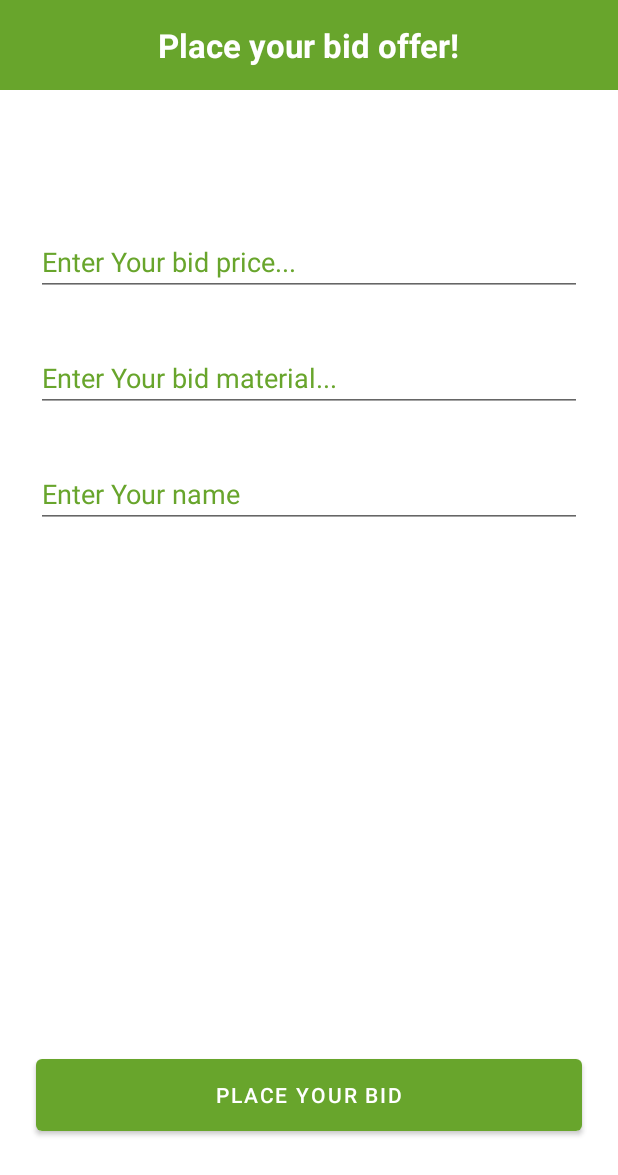
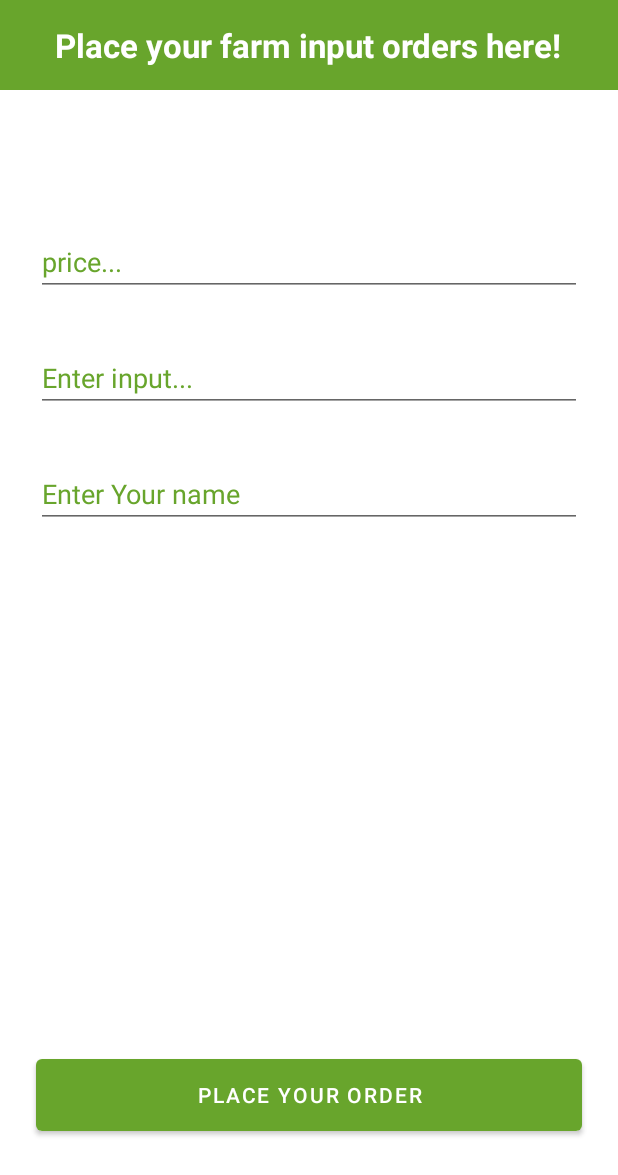
Before and after one commit to MuindiStephen/eAgriWallet-App, an Android app: the ItemBiddingDetailFragment screen opened through its navigation route, on a phone screen of 412 x 824 dp. Shown: the top 1175 px of the screen. Run offline under Robolectric (Android 15) with nearby library versions, the phone set to English and light mode, and no system bars; our stand-ins replace Firebase (no records; nobody signed in at launch, a user with empty details on screens opened directly), navigation-ui; 1 statement that could not run was skipped.

Commit message:
adds; bottom navigation

```diff
--- a/app/build.gradle
+++ b/app/build.gradle
@@ -46,6 +46,7 @@ dependencies {
 
     // Firebase BOM
     implementation platform('com.google.firebase:firebase-bom:29.0.1')
+    implementation 'com.google.android.gms:play-services-maps:18.1.0'
 
     def nav_version = "2.5.3"
     def lifecycle_version = "2.6.1"
--- a/app/src/main/java/com/example/farming/data/ApiService.kt
+++ b/app/src/main/java/com/example/farming/data/ApiService.kt
@@ -5,6 +5,6 @@ import retrofit2.http.GET
 
 
 interface ApiService {
-     @GET("inputs")
+     @GET("supplies")
      fun getAllSuppliers() : Call<ArrayList<SuppliersDTOItem>>
 }
--- a/app/src/main/java/com/example/farming/ui/MainActivity.kt
+++ b/app/src/main/java/com/example/farming/ui/MainActivity.kt
@@ -1,24 +1,50 @@
 package com.example.farming.ui
 
+import android.os.Bundle
+import android.view.View
 import androidx.appcompat.app.AppCompatActivity
-import android.os.Bundle
 import androidx.navigation.NavController
 import androidx.navigation.fragment.NavHostFragment
 import androidx.navigation.fragment.findNavController
+import androidx.navigation.ui.setupWithNavController
 import com.example.farming.R
+import com.example.farming.databinding.ActivityMainBinding
 
 class MainActivity : AppCompatActivity() {
 
     private lateinit var navController: NavController
+    private lateinit var binding:ActivityMainBinding
 
     override fun onCreate(savedInstanceState: Bundle?) {
         super.onCreate(savedInstanceState)
-        setContentView(R.layout.activity_main)
+        binding = ActivityMainBinding.inflate(layoutInflater)
+        setContentView(binding.root)
 
         supportActionBar?.hide()
 
         val navHostFragment = supportFragmentManager
             .findFragmentById(R.id.fragmentContainerView) as NavHostFragment
         navController = navHostFragment.findNavController()
+
+        binding.bottomNavigation.apply {
+            setupWithNavController(navController)
+        }
+
+        navController.addOnDestinationChangedListener { _, destination, _ ->
+
+            when(destination.id) {
+                R.id.dashboardFragment -> {
+                    binding.bottomNavigation.visibility = View.VISIBLE
+                }
+                R.id.mpesaPaymentFragment -> {
+                    binding.bottomNavigation.visibility = View.VISIBLE
+                }
+                else -> {
+                    binding.bottomNavigation.visibility = View.INVISIBLE
+                }
+            }
+
+        }
+
     }
 }
--- a/app/src/main/java/com/example/farming/ui/main/ItemBiddingDetailFragment.kt
+++ b/app/src/main/java/com/example/farming/ui/main/ItemBiddingDetailFragment.kt
@@ -69,7 +69,7 @@ class ItemBiddingDetailFragment : Fragment() {
                     databaseReference.child("bids").push().setValue(bid)
                      Toast.makeText(context?.applicationContext, "Bidding success", Toast.LENGTH_SHORT)
                          .show()
-                     findNavController().navigate(R.id.action_itemBiddingDetailFragment2_to_successBidFragment2)
+                     findNavController().navigate(R.id.action_itemBiddingDetailFragment2_to_mpesaPaymentFragment)
                // }
 
             }
--- a/app/src/main/java/com/example/farming/ui/splash/SplashFragment.kt
+++ b/app/src/main/java/com/example/farming/ui/splash/SplashFragment.kt
@@ -37,6 +37,7 @@ class SplashFragment : Fragment() {
 
 
             /**
+             * Firebase
              * @userLoggedIn Checks if the user is logged in or not
              */
              if (userLoggedIn != null) {
@@ -44,7 +45,7 @@ class SplashFragment : Fragment() {
                  findNavController().navigate(R.id.action_splashFragment2_to_dashboardFragment2)
              }
             else {
-                findNavController().navigate(R.id.action_splashFragment2_to_mainAuthFragment2)
+                 findNavController().navigate(R.id.action_splashFragment2_to_mainAuthFragment2)
              }
 
         },3000)
--- a/app/src/main/java/com/example/farming/utils/Constants.kt
+++ b/app/src/main/java/com/example/farming/utils/Constants.kt
@@ -1,3 +1,3 @@
 package com.example.farming.utils
 
-const val MOBILE_KILIMO_BASE_URL = "https://testapi.io/api/stevemd/"
+const val MOBILE_KILIMO_BASE_URL = "https://testapi.io/api/stevemd/https://testapi.io/api/mobilekilimo/"
--- /dev/null
+++ b/app/src/main/res/drawable/ic_baseline_account_balance_wallet_24.xml
@@ -0,0 +1,5 @@
+<vector android:height="24dp" android:tint="#121111"
+    android:viewportHeight="24" android:viewportWidth="24"
+    android:width="24dp" xmlns:android="http://schemas.android.com/apk/res/android">
+    <path android:fillColor="@android:color/white" android:pathData="M21,18v1c0,1.1 -0.9,2 -2,2L5,21c-1.11,0 -2,-0.9 -2,-2L3,5c0,-1.1 0.89,-2 2,-2h14c1.1,0 2,0.9 2,2v1h-9c-1.11,0 -2,0.9 -2,2v8c0,1.1 0.89,2 2,2h9zM12,16h10L22,8L12,8v8zM16,13.5c-0.83,0 -1.5,-0.67 -1.5,-1.5s0.67,-1.5 1.5,-1.5 1.5,0.67 1.5,1.5 -0.67,1.5 -1.5,1.5z"/>
+</vector>
--- /dev/null
+++ b/app/src/main/res/drawable/ic_baseline_home_24.xml
@@ -0,0 +1,5 @@
+<vector android:height="24dp" android:tint="#121111"
+    android:viewportHeight="24" android:viewportWidth="24"
+    android:width="24dp" xmlns:android="http://schemas.android.com/apk/res/android">
+    <path android:fillColor="@android:color/white" android:pathData="M10,20v-6h4v6h5v-8h3L12,3 2,12h3v8z"/>
+</vector>
--- a/app/src/main/res/layout/activity_main.xml
+++ b/app/src/main/res/layout/activity_main.xml
@@ -18,4 +18,13 @@
         app:layout_constraintStart_toStartOf="parent"
         app:layout_constraintTop_toTopOf="parent"
         app:navGraph="@navigation/navigation" />
+    <com.google.android.material.bottomnavigation.BottomNavigationView
+        android:id="@+id/bottomNavigation"
+        android:layout_width="match_parent"
+        android:layout_height="wrap_content"
+        app:menu="@menu/bottom_nav"
+        android:background="@color/white"
+        app:layout_constraintBottom_toBottomOf="parent"
+        app:layout_constraintEnd_toEndOf="parent"
+        app:layout_constraintStart_toStartOf="parent" />
 </androidx.constraintlayout.widget.ConstraintLayout>
--- a/app/src/main/res/layout/fragment_dashboard.xml
+++ b/app/src/main/res/layout/fragment_dashboard.xml
@@ -92,4 +92,5 @@
         app:layout_constraintTop_toTopOf="parent" />
 
 
+
 </androidx.constraintlayout.widget.ConstraintLayout>
--- a/app/src/main/res/layout/fragment_item_bidding_detail.xml
+++ b/app/src/main/res/layout/fragment_item_bidding_detail.xml
@@ -15,7 +15,7 @@
         android:layout_marginStart="24dp"
         android:layout_marginEnd="24dp"
         android:layout_marginBottom="64dp"
-        android:text="Place Your Bid"
+        android:text="Place Your Order"
         app:layout_constraintBottom_toBottomOf="parent"
         app:layout_constraintEnd_toEndOf="parent"
         app:layout_constraintStart_toStartOf="parent" />
@@ -36,7 +36,7 @@
             android:textColor="@color/white"
             android:textStyle="bold"
             android:textSize="22sp"
-            android:text="Place your bid offer!"/>
+            android:text="Place your farm input orders here!"/>
     </LinearLayout>
 
     <EditText
@@ -46,7 +46,7 @@
         android:layout_marginStart="24dp"
         android:layout_marginTop="92dp"
         android:layout_marginEnd="24dp"
-        android:hint="Enter Your bid price..."
+        android:hint="price..."
         android:textColorHint="@color/main"
         app:layout_constraintEnd_toEndOf="parent"
         app:layout_constraintHorizontal_bias="0.5"
@@ -61,7 +61,7 @@
         android:layout_marginStart="24dp"
         android:layout_marginTop="32dp"
         android:layout_marginEnd="24dp"
-        android:hint="Enter Your bid material..."
+        android:hint="Enter input..."
         android:textColorHint="@color/main"
         app:layout_constraintEnd_toEndOf="parent"
         app:layout_constraintHorizontal_bias="0.5"
--- a/app/src/main/res/layout/fragment_success_bid.xml
+++ b/app/src/main/res/layout/fragment_success_bid.xml
@@ -23,7 +23,7 @@
         android:layout_width="wrap_content"
         android:layout_height="wrap_content"
         android:layout_marginTop="60dp"
-        android:text="Bid successful!"
+        android:text="Order placement successful!"
         android:textSize="22sp"
         android:textStyle="bold"
         app:layout_constraintEnd_toEndOf="@+id/lottieAnimationView"
--- /dev/null
+++ b/app/src/main/res/menu/bottom_nav.xml
@@ -0,0 +1,12 @@
+<?xml version="1.0" encoding="utf-8"?>
+<menu xmlns:android="http://schemas.android.com/apk/res/android">
+
+    <item
+        android:id="@+id/dashboardFragment"
+        android:icon="@drawable/ic_baseline_home_24"
+        android:title="Inputs" />
+    <item
+        android:id="@+id/mpesaPaymentFragment"
+        android:icon="@drawable/ic_baseline_account_balance_wallet_24"
+        android:title="Wallet" />
+</menu>
--- a/app/src/main/res/navigation/navigation.xml
+++ b/app/src/main/res/navigation/navigation.xml
@@ -104,6 +104,9 @@
             app:destination="@id/successBidFragment2"
             app:popUpTo="@id/itemBiddingDetailFragment2"
             app:popUpToInclusive="true" />
+        <action
+            android:id="@+id/action_itemBiddingDetailFragment2_to_mpesaPaymentFragment"
+            app:destination="@id/mpesaPaymentFragment" />
     </fragment>
     <fragment
         android:id="@+id/successBidFragment2"
```
Also changed, not shown: app/src/main/java/com/example/farming/ui/main/DashboardFragment.kt (+9 -4 lines), app/src/main/java/com/example/farming/ui/main/location/LocateAgrovetsFragment.kt (added, +21 -0 lines), app/src/main/res/layout/fragment_list_mateial_bids.xml (+6 -4 lines), app/src/main/res/layout/fragment_locate_agrovets.xml (added, +19 -0 lines).
